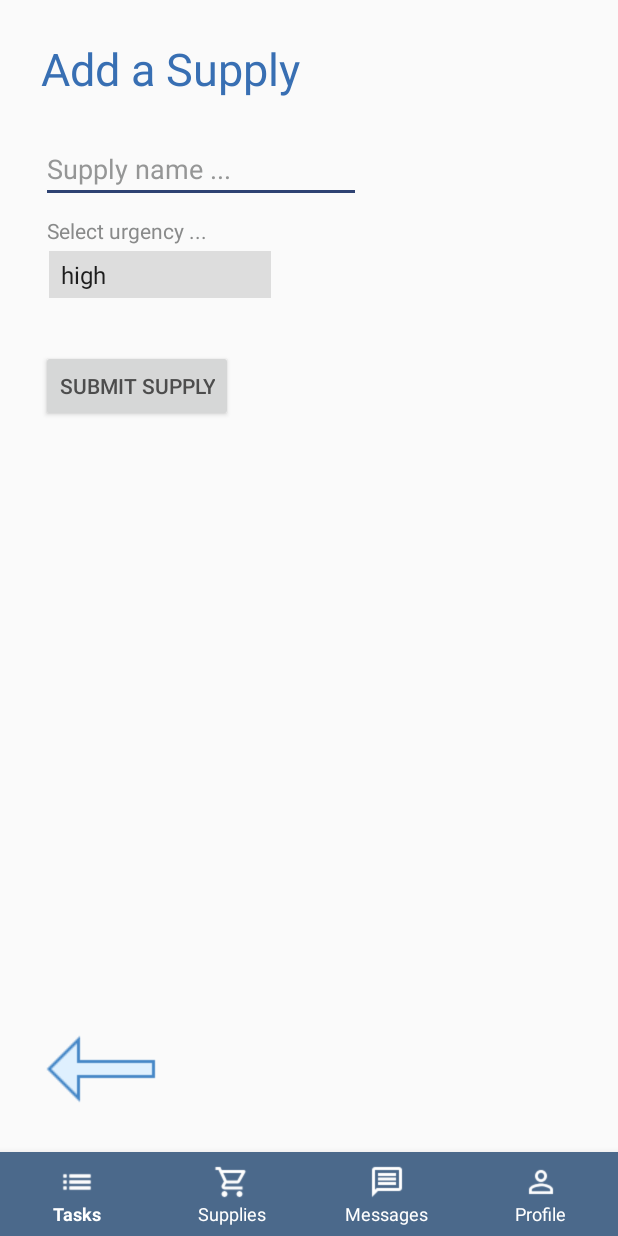
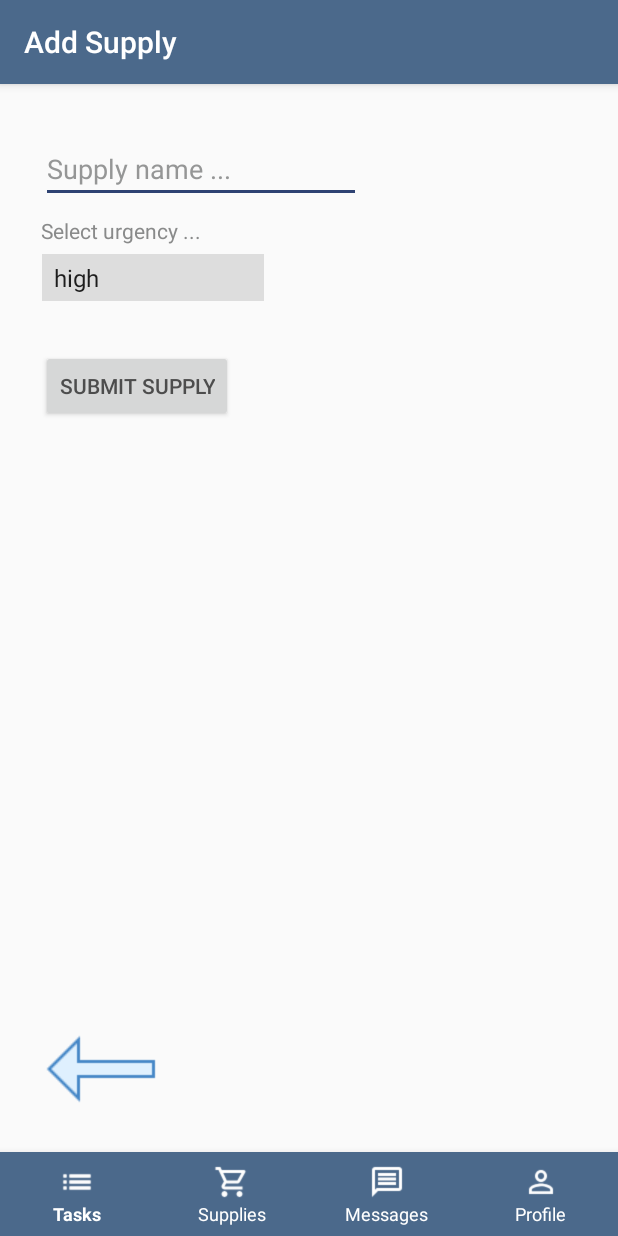
Before and after one commit to clee1228/houseHelper, an Android app: the AddSupplyActivity screen opened directly, with no data from a screen before it, on a phone screen of 412 x 824 dp. Run offline under Robolectric (Android 15) with nearby library versions, the light colour scheme and no system bars; our stand-ins replace Firebase (no records; nobody signed in at launch, a user with empty details on screens opened directly); Roboto replaces fonts that are not available here; 1 statement that could not run was skipped.

Commit message:
added checkboxes and top toolbar

```diff
--- a/app/src/main/java/com/example/househelper/SupplyListActivity.java
+++ b/app/src/main/java/com/example/househelper/SupplyListActivity.java
@@ -58,6 +58,7 @@ public class SupplyListActivity extends AppCompatActivity {
             public void onDataChange(DataSnapshot dataSnapshot) {
                 // Set a breakpoint in this method and run in debug mode!!
                 // this will be called each time `bearRef` or one of its children is modified
+                mSupplies = new ArrayList<>();
                 Iterable<DataSnapshot> suppliesData = dataSnapshot.getChildren();
                 for (DataSnapshot supply : suppliesData) {
                     HashMap<String, String> supplyMap = (HashMap<String, String>) supply.getValue();
--- a/app/src/main/res/layout/activity_add_supply.xml
+++ b/app/src/main/res/layout/activity_add_supply.xml
@@ -6,18 +6,6 @@
     android:layout_width="match_parent"
     android:layout_height="match_parent"
     tools:context=".AddSupplyActivity">
-
-    <TextView
-        android:id="@+id/add_supply_title"
-        android:layout_width="269dp"
-        android:layout_height="61dp"
-        android:layout_alignParentStart="true"
-        android:layout_alignParentTop="true"
-        android:text="Add a Supply"
-        android:textColor="#386FB3"
-        android:textSize="30dp"
-        android:layout_marginStart="27dp"
-        android:layout_marginTop="25dp"/>
 
     <ImageView
         android:id="@+id/back_button"
@@ -28,6 +16,15 @@
         android:layout_marginStart="27dp"
         android:layout_marginBottom="71dp"
         android:src="@drawable/left_arrow" />
+
+    <android.support.v7.widget.Toolbar
+        android:id="@+id/registerHouseToolbar"
+        android:layout_width="match_parent"
+        android:layout_height="?attr/actionBarSize"
+        android:background="#4B698B"
+        app:titleTextColor="#fff"
+        app:title="Add Supply"
+        android:elevation="4dp"/>
 
     <EditText
         android:id="@+id/supply_name"
@@ -50,8 +47,8 @@
         android:layout_alignParentTop="true"
         android:layout_alignParentEnd="true"
         android:layout_marginStart="27dp"
-        android:layout_marginTop="167dp"
-        android:layout_marginEnd="231dp"
+        android:layout_marginTop="169dp"
+        android:layout_marginEnd="236dp"
         android:background="#DDDDDD"
         android:spinnerMode="dropdown" />
 
@@ -61,7 +58,7 @@
         android:layout_height="wrap_content"
         android:layout_alignParentStart="true"
         android:layout_alignParentTop="true"
-        android:layout_marginStart="31dp"
+        android:layout_marginStart="27dp"
         android:layout_marginTop="144dp"
         android:text="Select urgency ..."
         android:textColor="#898A8A" />
```
Also changed, not shown: app/src/main/java/com/example/househelper/SupplyAdapter.java (+13 -6 lines), app/src/main/res/layout/activity_supply_list.xml (+8 -10 lines), app/src/main/res/layout/supply_cell_layout.xml (+4 -4 lines).
